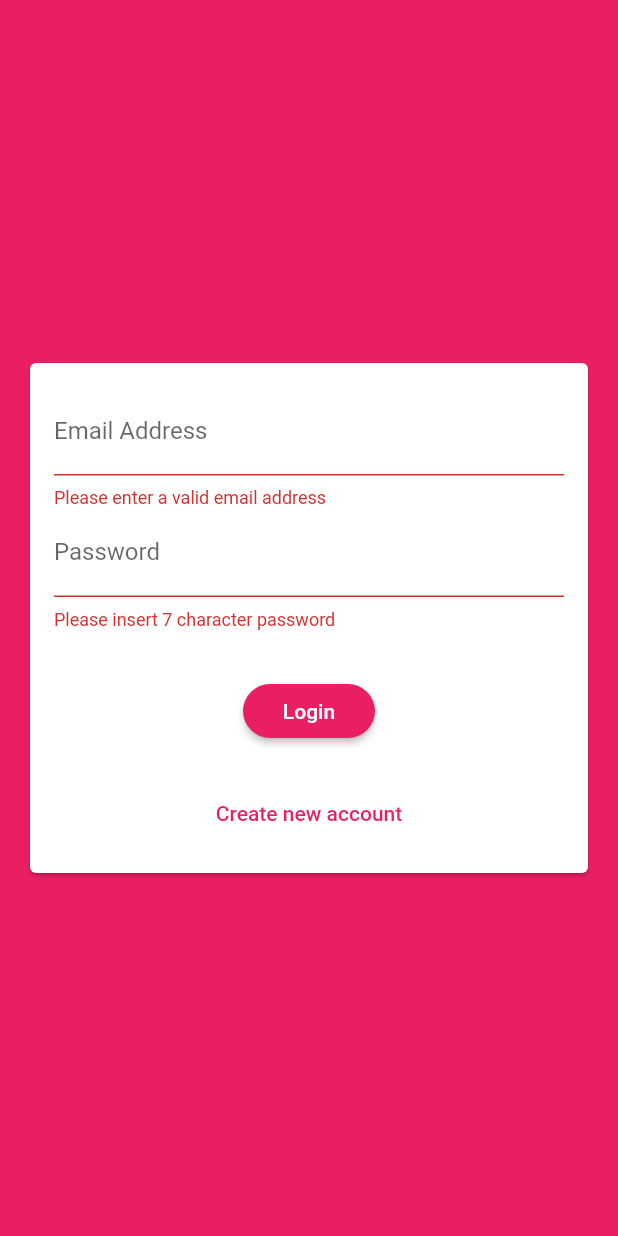
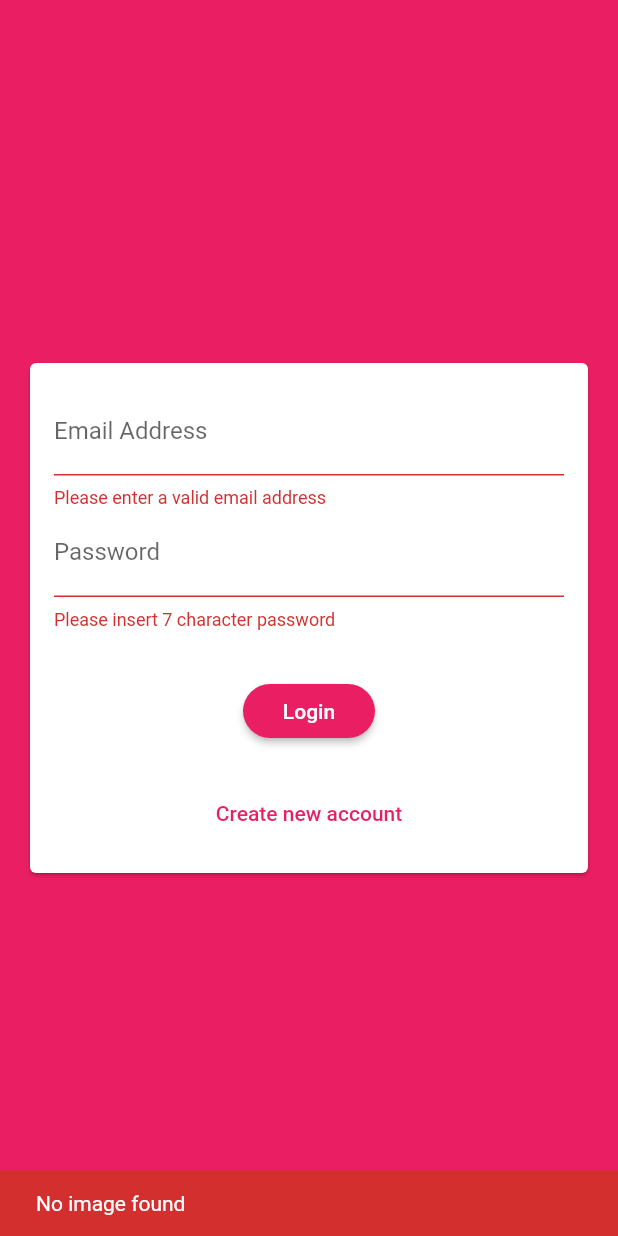
Before and after one commit to wheregmis/srhq_chatapp, a Flutter app: the screen it shows after launch, after a tap on "Login", on a phone screen of 412 x 824 dp. Run offline on Flutter 3.47's test engine with Material 2 defaults, Android fonts, the light colour scheme and no system bars; our stand-ins replace cloud_firestore, firebase_auth, firebase_core, image_picker; accounts and stored records are empty.

Commit message:
Image Upload
-- validating image for upload

```diff
--- a/lib/widgets/auth_form.dart
+++ b/lib/widgets/auth_form.dart
@@ -1,7 +1,13 @@
+import 'dart:io';
+
+import 'package:flutter/foundation.dart';
 import 'package:flutter/material.dart';
+import 'package:image_picker/image_picker.dart';
 
 class AuthForm extends StatefulWidget {
   AuthForm(this.submitFn, this.isLoading);
+
+  void Function(File pickedImage) imagePickFn;
 
   final bool isLoading;
   final void Function(
@@ -20,10 +26,23 @@ class _AuthFormState extends State<AuthForm> {
   final _formKey = GlobalKey<FormState>();
   var _isLogin = true;
   String _userEmail, _userName, _userPassword;
+  File _userImageFile;
+
+  void _pickedImage(File image) {
+    _userImageFile = image;
+  }
 
   void _trySubmit() {
     final isValid = _formKey.currentState.validate();
     FocusScope.of(context).unfocus();
+
+    if (_userImageFile == null) {
+      ScaffoldMessenger.of(context).showSnackBar(SnackBar(
+        content: Text('No image found'),
+        backgroundColor: Theme.of(context).errorColor,
+      ));
+      return;
+    }
 
     if (isValid) {
       _formKey.currentState.save();
@@ -37,6 +56,19 @@ class _AuthFormState extends State<AuthForm> {
         context,
       );
     }
+  }
+
+  File _pickedImage;
+  Image _image;
+
+  void _pickImage() async {
+    final pickedFile =
+        await ImagePicker.platform.pickImage(source: ImageSource.camera);
+
+    setState(() {
+      _pickedImage = File(pickedFile.path);
+      widget.imagePickFn(_pickedImage);
+    });
   }
 
   @override
@@ -53,6 +85,21 @@ class _AuthFormState extends State<AuthForm> {
                 child: Column(
                   mainAxisSize: MainAxisSize.min,
                   children: <Widget>[
+                    if (!_isLogin)
+                      CircleAvatar(
+                        radius: 40,
+                        backgroundColor: Colors.grey,
+                        backgroundImage: _pickedImage != null
+                            ? FileImage(_pickedImage)
+                            : null,
+                      ),
+                    if (!_isLogin)
+                      FlatButton.icon(
+                        textColor: Theme.of(context).primaryColor,
+                        onPressed: _pickImage,
+                        icon: Icon(Icons.image),
+                        label: Text('Add Image'),
+                      ),
                     TextFormField(
                       validator: (value) {
                         if (value.isEmpty || !value.contains('@')) {
--- a/pubspec.yaml
+++ b/pubspec.yaml
@@ -26,6 +26,8 @@ dependencies:
   cloud_firestore: ^1.0.7
   cupertino_icons: ^1.0.2
   firebase_auth: ^1.1.2
+  firebase_storage: ^8.0.5
+  image_picker: ^0.7.4
 
 dev_dependencies:
   flutter_test:
```
Also changed, not shown: pubspec.lock, 1 other file.
